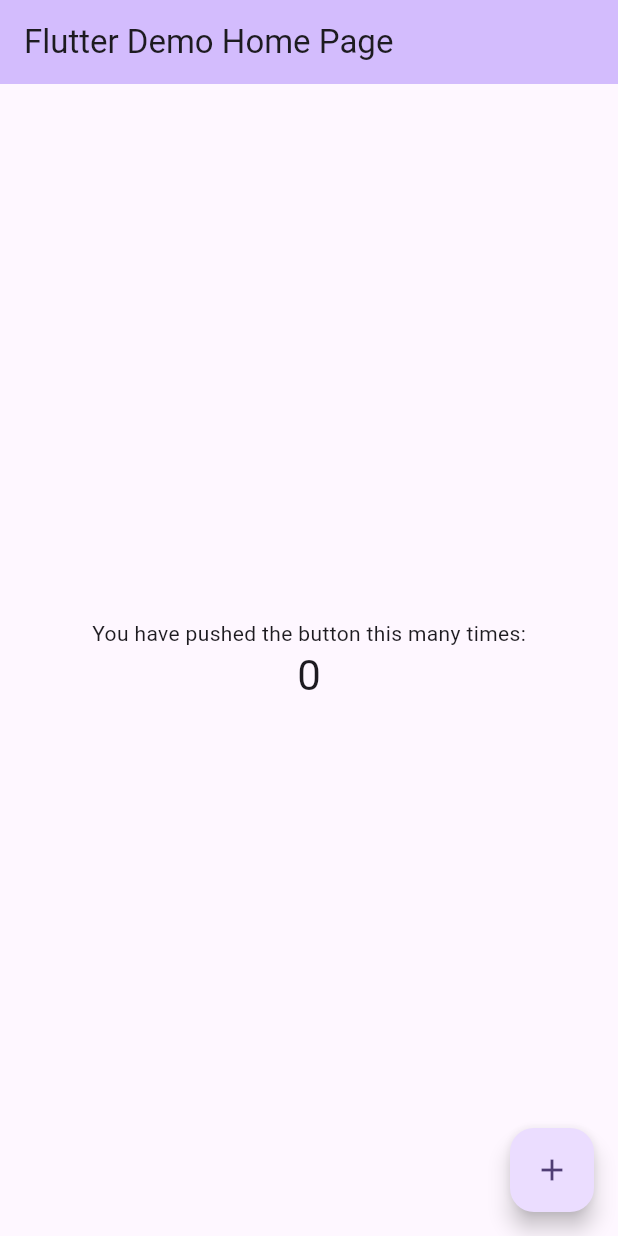
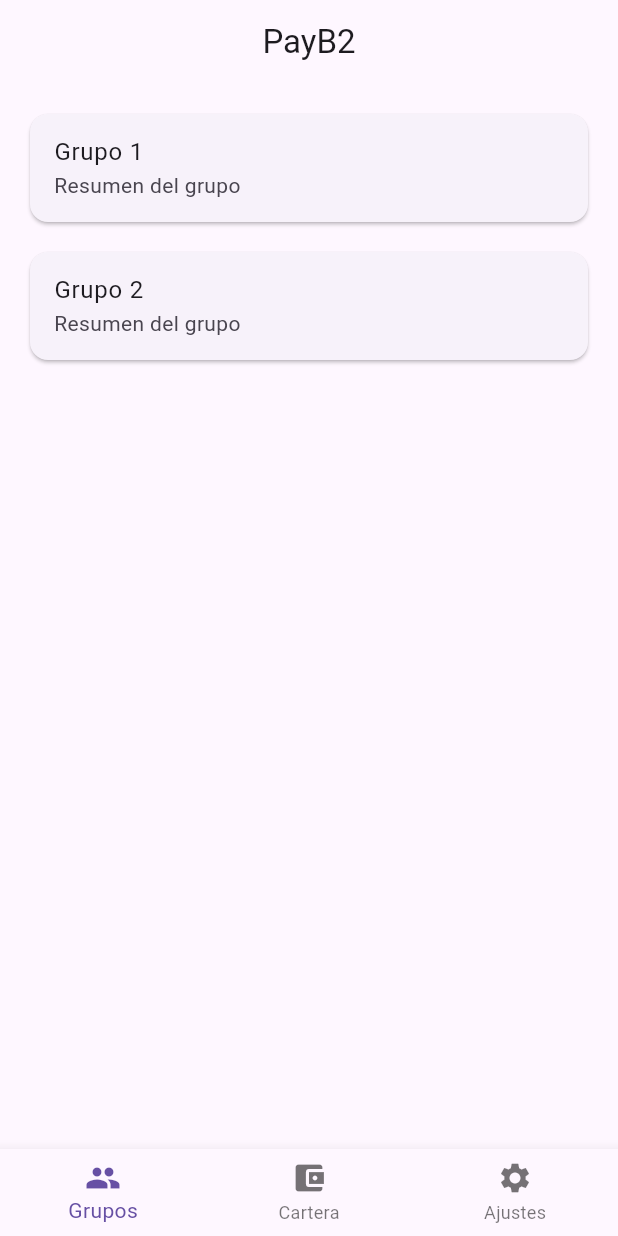
Before and after one commit to alexanci05/PayB2, a Flutter app: the screen it shows after launch, on a phone screen of 412 x 824 dp. Run offline on Flutter 3.47's test engine with Material 3 defaults, Android fonts, the phone set to English and light mode, and no system bars; our stand-ins replace firebase_core; accounts and stored records are empty.

Commit message:
Pantallas principales realizadas y firebase integrado a la app

```diff
--- /dev/null
+++ b/lib/app.dart
@@ -0,0 +1,25 @@
+import 'package:flutter/material.dart';
+import 'screens/home/home_screen.dart';
+import 'screens/home/main_screen.dart';
+import 'screens/crear_grupo/crear_grupo_screen.dart';
+import 'screens/unirse_grupo/unirse_grupo_screen.dart'; // crea este archivo más adelante
+
+class MyApp extends StatelessWidget {
+  const MyApp({super.key});
+
+  @override
+  Widget build(BuildContext context) {
+    return MaterialApp(
+      title: 'PayB2',
+      debugShowCheckedModeBanner: false,
+      theme: ThemeData(primarySwatch: Colors.indigo),
+      initialRoute: '/',
+      routes: {
+        '/': (context) => const MainScreen(),
+        // '/': (context) => const HomeScreen(), // Pantalla principal cuando no se pertenece a ningún grupo
+        '/crearGrupo': (context) => const CrearGrupoScreen(),
+        '/unirseGrupo': (context) => const UnirseGrupoScreen(),
+      },
+    );
+  }
+}
--- /dev/null
+++ b/lib/screens/home/main_screen.dart
@@ -0,0 +1,106 @@
+import 'package:flutter/material.dart';
+
+// Pantalla principal cuando se pertenece a un grupo
+
+class MainScreen extends StatefulWidget {
+  const MainScreen({super.key});
+
+  @override
+  State<MainScreen> createState() => _MainScreenState();
+}
+
+class _MainScreenState extends State<MainScreen> {
+  int _selectedIndex = 0;
+
+  static const List<Widget> _widgetOptions = <Widget>[
+    GroupsScreen(),
+    WalletScreen(),
+    SettingsScreen(),
+  ];
+
+  void _onItemTapped(int index) {
+    setState(() {
+      _selectedIndex = index;
+    });
+  }
+
+  @override
+  Widget build(BuildContext context) {
+    return Scaffold(
+      appBar: AppBar(
+        title: const Text('PayB2'),
+        centerTitle: true,
+      ),
+      body: Center(
+        child: _widgetOptions.elementAt(_selectedIndex),
+      ),
+      bottomNavigationBar: BottomNavigationBar(
+        items: const <BottomNavigationBarItem>[
+          BottomNavigationBarItem(
+            icon: Icon(Icons.group),
+            label: 'Grupos',
+          ),
+          BottomNavigationBarItem(
+            icon: Icon(Icons.account_balance_wallet),
+            label: 'Cartera',
+          ),
+          BottomNavigationBarItem(
+            icon: Icon(Icons.settings),
+            label: 'Ajustes',
+          ),
+        ],
+        currentIndex: _selectedIndex,
+        onTap: _onItemTapped,
+      ),
+    );
+  }
+}
+
+// Placeholder screens:
+class GroupsScreen extends StatelessWidget {
+  const GroupsScreen({super.key});
+
+  @override
+  Widget build(BuildContext context) {
+    return ListView(
+      padding: const EdgeInsets.all(16),
+      children: const [
+        Card(
+          child: ListTile(
+            title: Text('Grupo 1'),
+            subtitle: Text('Resumen del grupo'),
+          ),
+        ),
+        SizedBox(height: 12),
+        Card(
+          child: ListTile(
+            title: Text('Grupo 2'),
+            subtitle: Text('Resumen del grupo'),
+          ),
+        ),
+      ],
+    );
+  }
+}
+
+class WalletScreen extends StatelessWidget {
+  const WalletScreen({super.key});
+
+  @override
+  Widget build(BuildContext context) {
+    return const Center(
+      child: Text('Pantalla Cartera - en construcción'),
+    );
+  }
+}
+
+class SettingsScreen extends StatelessWidget {
+  const SettingsScreen({super.key});
+
+  @override
+  Widget build(BuildContext context) {
+    return const Center(
+      child: Text('Pantalla Ajustes - en construcción'),
+    );
+  }
+}
--- a/pubspec.yaml
+++ b/pubspec.yaml
@@ -34,6 +34,7 @@ dependencies:
   # The following adds the Cupertino Icons font to your application.
   # Use with the CupertinoIcons class for iOS style icons.
   cupertino_icons: ^1.0.8
+  firebase_core: ^3.13.0
 
 dev_dependencies:
   flutter_test:
```
Also changed, not shown: lib/main.dart (+12 -1 lines), lib/screens/crear_grupo/crear_grupo_screen.dart (added, +74 -0 lines), lib/screens/home/home_screen.dart (added, +65 -0 lines), lib/screens/unirse_grupo/unirse_grupo_screen.dart (added, +74 -0 lines), firebase.json (added), lib/config/theme.dart (added), lib/firebase_options.dart (added), pubspec.lock, 7 other files.
